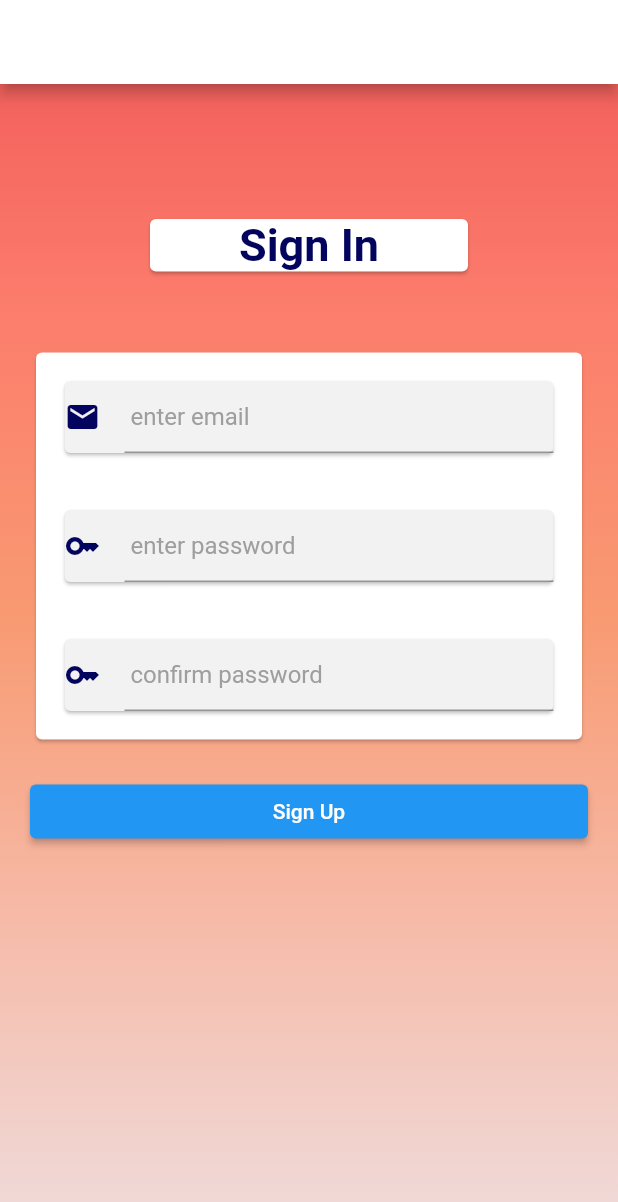
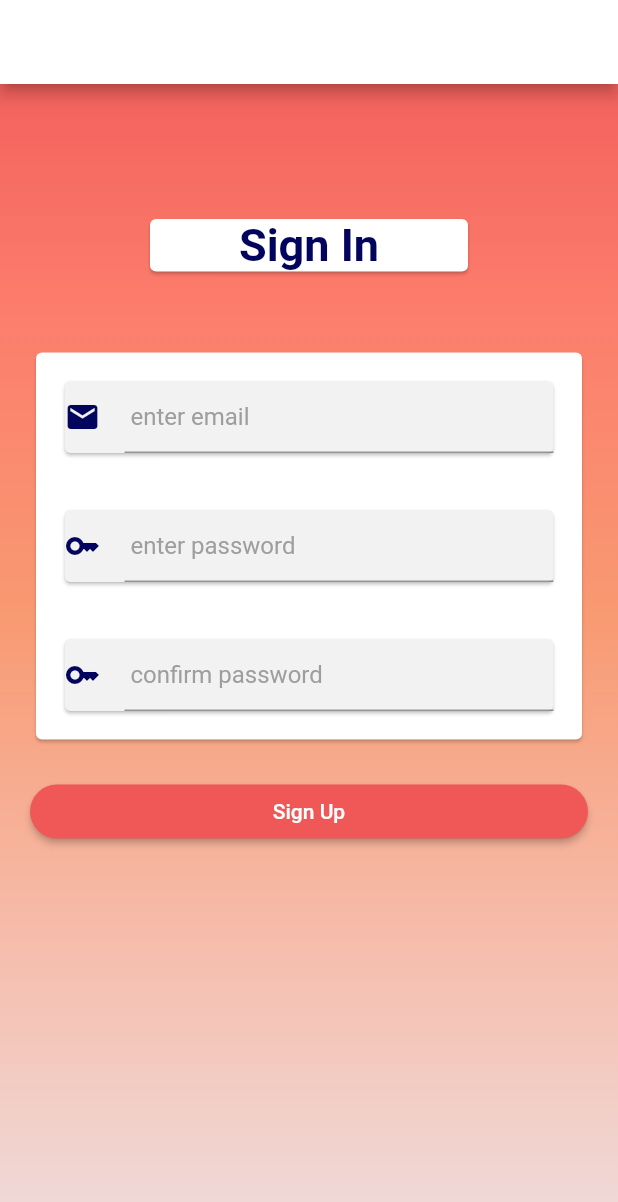
Before and after one commit to shxntanu/AutoInsight, a Flutter app: the screen it shows after launch, on a phone screen of 412 x 824 dp. Shown: the top 1202 px of the screen. Run offline on Flutter 3.47's test engine with Material 2 defaults, Android fonts, the phone set to English and light mode, and no system bars; our stand-ins replace camera, firebase_auth, firebase_core, get; accounts and stored records are empty.

Commit message:
Colored the Elevated Button

```diff
--- a/autoinsight/lib/screens/onboarding/signin_page.dart
+++ b/autoinsight/lib/screens/onboarding/signin_page.dart
@@ -92,7 +92,14 @@ class SignInPage extends StatelessWidget {
                   ),
 
                   ElevatedButton(
-                    onPressed: (){
+                    style: ElevatedButton.styleFrom(
+                      primary: const Color.fromARGB(255, 240, 87, 87),
+                      onPrimary: Colors.white,
+                      shape: RoundedRectangleBorder(
+                        borderRadius: BorderRadius.circular(32.0),
+                      ),
+                    ),
+                    onPressed: () {
                       late final user;
                       if(_ctr2.text == _ctrConfirm.text){
                         user = _auth.createUserWithEmailAndPassword(
@@ -104,12 +111,6 @@ class SignInPage extends StatelessWidget {
                       if(user != null) {
                         Navigator.pushNamed(context, '/camera');
                       }
-
-                      // _auth.createUserWithEmailAndPassword(
-                      //   email: _ctr1.text,
-                      //   password: _ctr2.text
-                      // );
-
                     },
                     child: const Text(
                       "Sign Up",
```
